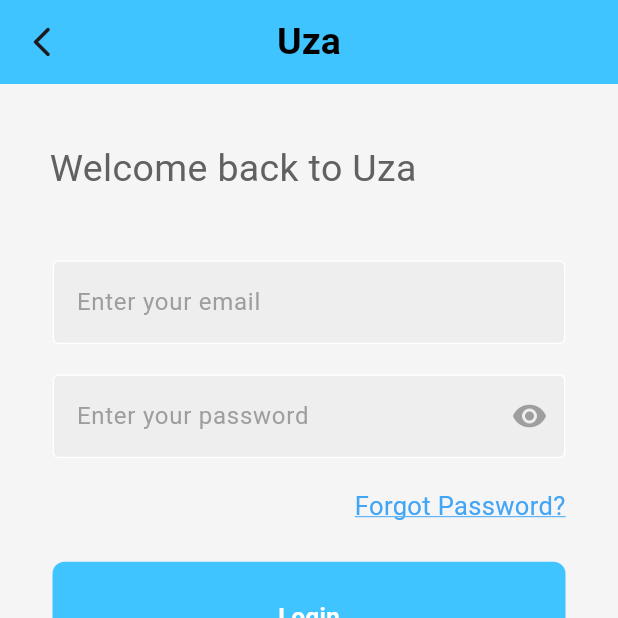
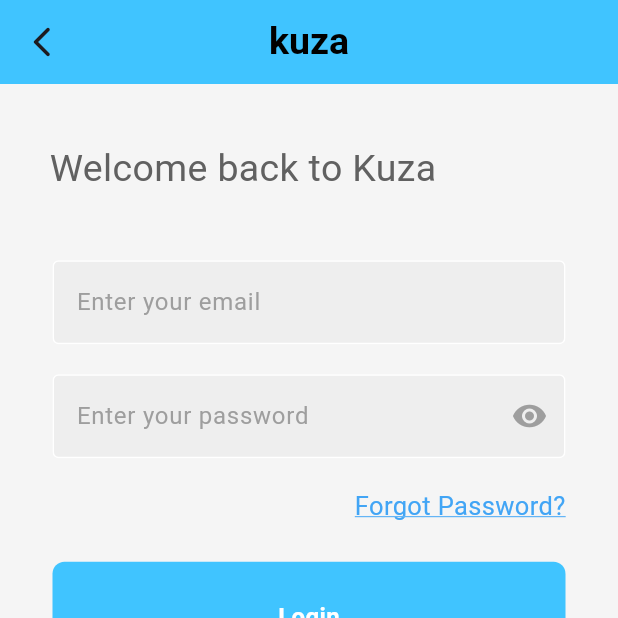
Before and after one commit to TabbyMichael/kuza, a Flutter app: the LoginPage screen opened by its route, on a phone screen of 412 x 824 dp, the top half of it. Run offline on Flutter 3.47's test engine with Material 3 defaults, Android fonts, the light colour scheme and no system bars; our stand-ins replace firebase_auth, firebase_core, fl_chart, google_fonts, google_sign_in, sqflite; missing offline and left inert: flutter_barcode_scanner; accounts and stored records are empty.

Commit message:
Uza to Kuza 2

```diff
--- a/lib/pages/forgot_password.dart
+++ b/lib/pages/forgot_password.dart
@@ -17,7 +17,7 @@
       backgroundColor: Colors.grey[100],
       appBar: AppBar(
         title: const Text(
-          'Uza',
+          'Kuza',
           style: TextStyle(
             fontSize: 25,
             fontWeight: FontWeight.bold,
--- a/lib/pages/log_in.dart
+++ b/lib/pages/log_in.dart
@@ -153,7 +153,7 @@
     return Scaffold(
       appBar: AppBar(
         title: const Text(
-          'Uza',
+          'kuza',
           style: TextStyle(
             fontSize: 25,
             fontWeight: FontWeight.bold,
@@ -183,7 +183,7 @@
                   Padding(
                     padding: const EdgeInsets.all(23.0),
                     child: Text(
-                      'Welcome back to Uza',
+                      'Welcome back to Kuza',
                       style: TextStyle(
                         color: Colors.grey[700],
                         fontSize: 25,
```
